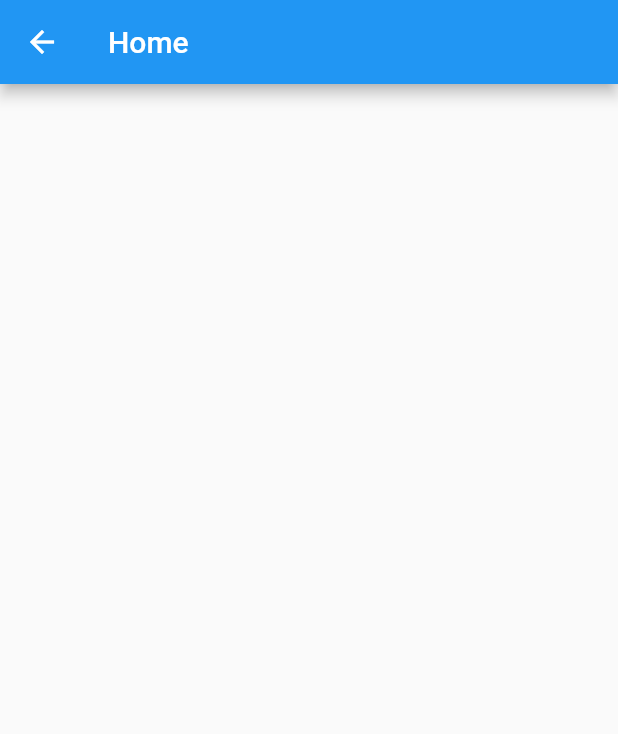
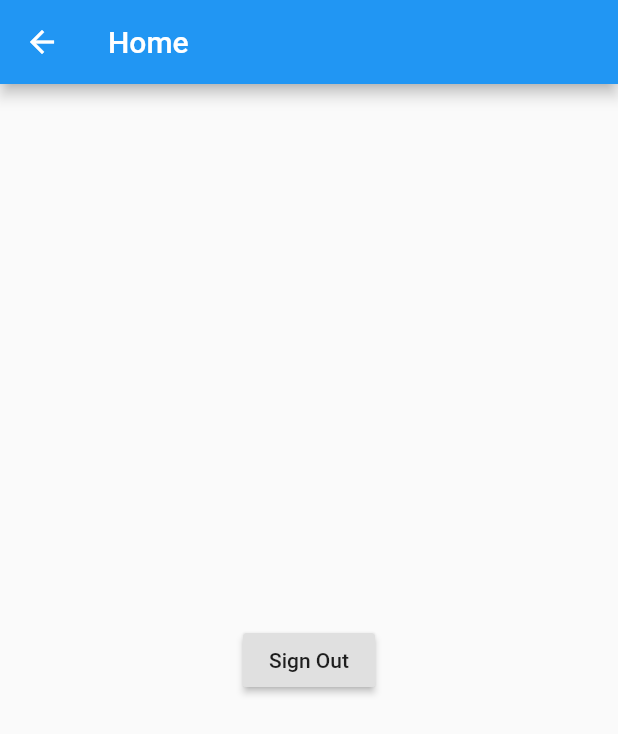
Before and after one commit to abisuresh/CitizenScienceApp_backup, a Flutter app: the TeacherHome screen opened directly, on a phone screen of 412 x 824 dp. Shown: the top 734 px of the screen. Run offline on Flutter 3.47's test engine with Material 2 defaults, Android fonts, the phone set to English and light mode, and no system bars.

Commit message:
Outlined Teacher home page

```diff
--- a/lib/Screens/Teachers/teacherhome.dart
+++ b/lib/Screens/Teachers/teacherhome.dart
@@ -10,6 +10,14 @@ class TeacherHome extends StatelessWidget{
       appBar: AppBar(
         title: Text("Home")
       ),
+      body: Center(
+        child: RaisedButton(
+          onPressed: (){
+            Navigator.pop(context);
+          },
+          child: Text("Sign Out")
+        )
+      )
         );
   }
 }
```
Also changed, not shown: lib/main.dart (+15 -14 lines).
